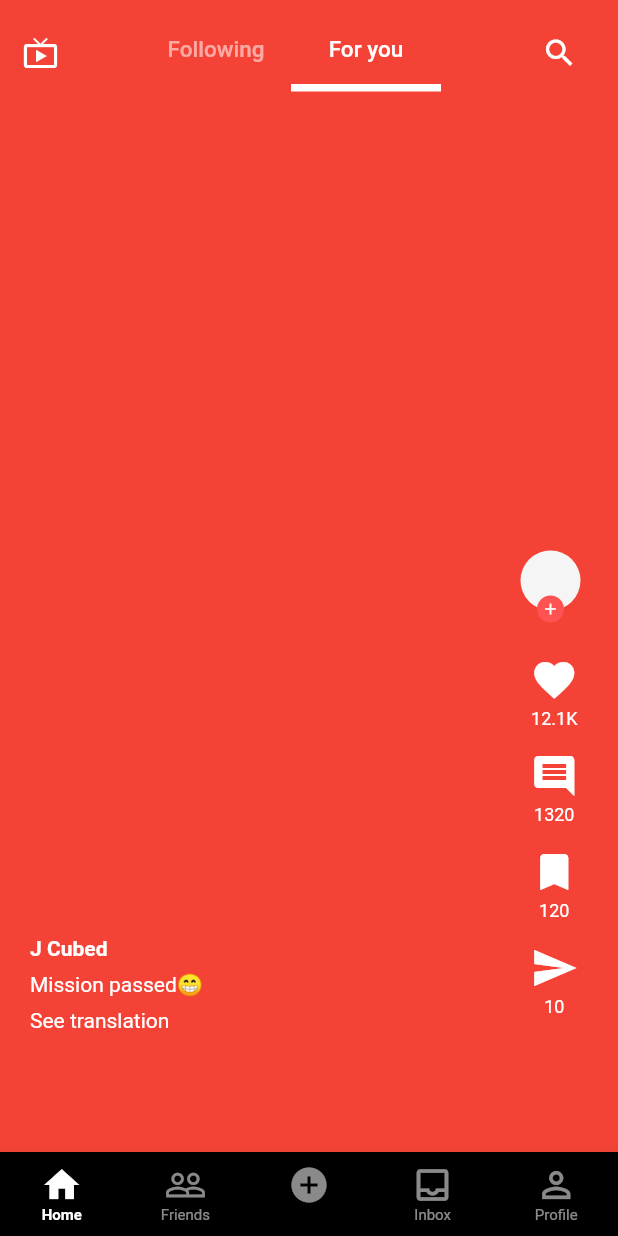
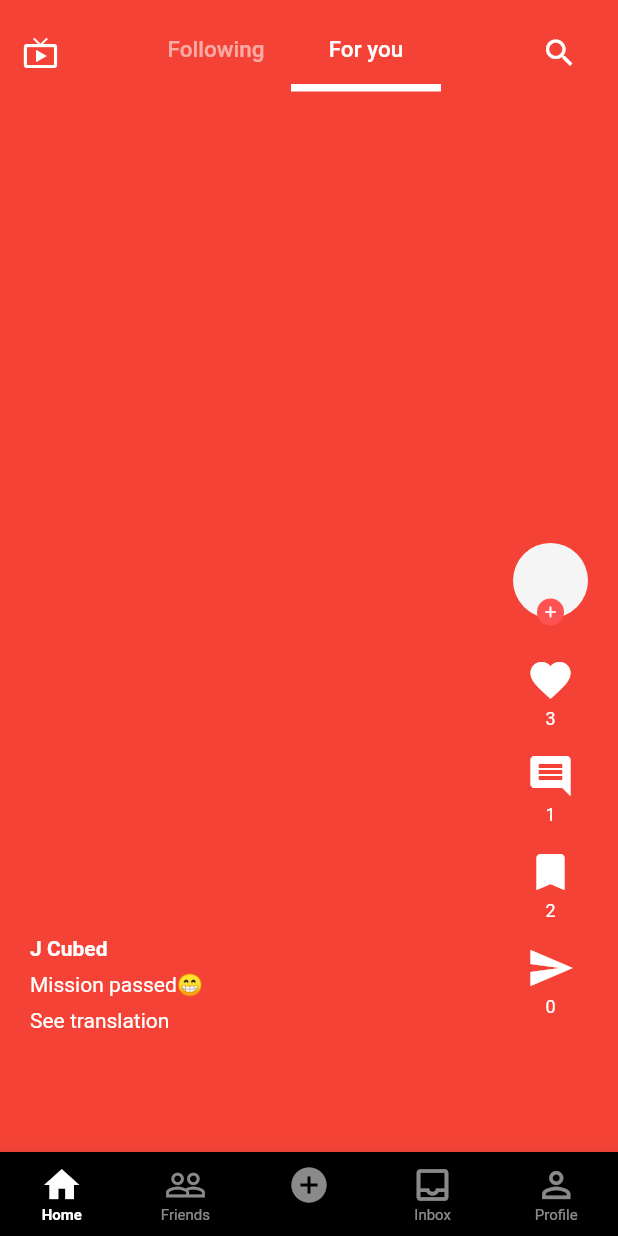
Before and after one commit to Temmycode/tiktok-layout, a Flutter app: the screen it shows after launch, on a phone screen of 412 x 824 dp. Run offline on Flutter 3.47's test engine with Material 2 defaults, Android fonts, the phone set to English and light mode, and no system bars; our stand-ins replace hooks_riverpod.

Commit message:
fixing interface

```diff
--- /dev/null
+++ b/lib/models/video_model.dart
@@ -0,0 +1,54 @@
+// import 'dart:html';
+
+class VideoModel {
+  bool like;
+  String title;
+  int id;
+  String profilePhoto;
+  String uid;
+  String creator;
+  DateTime dateCreated;
+  String description;
+  int noOfLikes;
+  int noOfComments;
+  int noOfSaves;
+  int noOfShares;
+
+  VideoModel({
+    required this.like,
+    required this.title,
+    required this.creator,
+    required this.dateCreated,
+    required this.description,
+    required this.noOfLikes,
+    required this.noOfComments,
+    required this.noOfSaves,
+    required this.noOfShares,
+    required this.profilePhoto,
+    required this.id,
+    required this.uid,
+  });
+}
+
+//   Map<String, dynamic> toJson() => {
+//       'uid' : uid,
+//       'id' : id,
+//        'like' : like,
+//       'profilePhoto' : profilePhoto,
+//         'title': title,
+//         'creator': creator,
+//         'dateCreated': dateCreated,
+//         'description': description,
+//         'noOfLikes': noOfLikes,
+//         'noOfComments': noOfComments,
+//         'noOfSaves': noOfSaves,
+//         'noOfShares': noOfShares,
+//       };
+// }
+
+// factory VideoModel.fromJson(DocumentSnapshot snap) {
+//   final snapshot = snap.docs() as Map<String, dynamic>;
+
+//   return VideoModel(title: snapshot['title'], creator: snapshot['creator'], dateCreated: snapshot['dateCreated'], description: snapshot['description'], noOfLikes: snapshot['noOfLikes'], noOfComments: snapshot['noOfComments'], noOfSaves: snapshot['noOfSaves'], noOfShares: snapshot['noOfShares'], profilePhoto: snapshot['profilePhoto'], id: snapshot['id'], uid: snapshot['uid'],);
+
+// }
--- /dev/null
+++ b/lib/providers/video_interaction_providers.dart
@@ -0,0 +1,13 @@
+import 'package:hooks_riverpod/hooks_riverpod.dart';
+
+final likeVideoProvider = StateProvider<bool>(
+  (ref) {
+    return false;
+  },
+);
+
+final saveVideoProvider = StateProvider<bool>(
+  (ref) {
+    return false;
+  },
+);
--- a/lib/utils/components/following.dart
+++ b/lib/utils/components/following.dart
@@ -11,6 +11,8 @@ class Following extends StatelessWidget {
 
   final int? noOfComments;
 
+  bool like;
+
   final int? noOfLikes;
 
   final int? noOfSaved;
@@ -18,8 +20,9 @@ class Following extends StatelessWidget {
   final int? noOfShared;
 
   final PageController controller;
-  const Following({
+  Following({
     super.key,
+    required this.like,
     required this.onPressed,
     required this.controller,
     this.onPressedFollow,
@@ -52,6 +55,7 @@ class Following extends StatelessWidget {
                 bottom: 80,
                 right: 20,
                 child: UserActionList(
+                  like: like,
                   onPressed: onPressed,
                   onPressedFollow: onPressedFollow,
                   noOfComments: noOfComments,
--- a/lib/utils/components/foryou_component.dart
+++ b/lib/utils/components/foryou_component.dart
@@ -1,34 +1,43 @@
 import 'package:flutter/material.dart';
+import 'package:hooks_riverpod/hooks_riverpod.dart';
+import 'package:tiktok/main.dart';
+import 'package:tiktok/models/video_model.dart';
+import 'package:tiktok/providers/video_interaction_providers.dart';
 import '../helpers.dart';
 import 'user_action_list.dart';
 import 'video_information.dart';
 
-class ForYou extends StatelessWidget {
+class ForYou extends StatefulWidget {
   final PageController controller;
   final VoidCallback? onPressedFollow;
   final VoidCallback? onPressed;
-  final int? noOfComments;
-  final int? noOfLikes;
-  final int? noOfSaved;
-  final int? noOfShared;
   const ForYou({
     super.key,
     required this.controller,
     required this.onPressed,
     this.onPressedFollow,
-    this.noOfComments,
-    this.noOfLikes,
-    this.noOfSaved,
-    this.noOfShared,
   });
 
   @override
+  State<ForYou> createState() => _ForYouState();
+}
+
+class _ForYouState extends State<ForYou> {
+  @override
   Widget build(BuildContext context) {
     //  a page view builder that returns a container that contains the whole screen
+    return FutureBuilder<Iterable<VideoModel>>(
+      future: getFuture(),
+      builder: (context, snapshot) {
+        var data = snapshot.data;
+        late var datalenght = data!.length;
+
+        if (snapshot.hasData) {
+          if (data!.isNotEmpty) {
             return PageView.builder(
-      controller: controller,
+              controller: widget.controller,
               scrollDirection: Axis.vertical,
-      itemCount: colors.length,
+              itemCount: datalenght,
               itemBuilder: (context, index) {
                 return Container(
                   color: colors[index],
@@ -46,13 +55,21 @@ class ForYou extends StatelessWidget {
                       Positioned(
                         bottom: 90,
                         right: 20,
-                child: UserActionList(
-                  onPressed: onPressed,
-                  onPressedFollow: onPressedFollow,
-                  noOfComments: noOfComments,
-                  noOfLikes: noOfLikes,
-                  noOfSaved: noOfSaved,
-                  noOfShared: noOfShared,
+                        child: Consumer(
+                          builder: (context, ref, _) {
+                            final isLiked = ref.watch(likeVideoProvider);
+                            // solve the like problem tomorrow morning
+                            return UserActionList(
+                              like: isLiked,
+                              onPressed: widget.onPressed,
+                              onPressedLike: () {},
+                              onPressedFollow: widget.onPressedFollow,
+                              noOfComments: data.elementAt(index).noOfComments,
+                              noOfLikes: data.elementAt(index).noOfLikes,
+                              noOfSaved: data.elementAt(index).noOfSaves,
+                              noOfShared: data.elementAt(index).noOfShares,
+                            );
+                          },
                         ),
                       ),
                     ],
@@ -60,5 +77,20 @@ class ForYou extends StatelessWidget {
                 );
               },
             );
+          } else {
+            return Container();
+          }
+        } else {
+          return Container(
+            width: 100,
+            height: 100,
+            alignment: Alignment.center,
+            child: const CircularProgressIndicator(
+              color: Colors.black,
+            ),
+          );
+        }
+      },
+    );
   }
 }
--- a/lib/utils/components/user_action_list.dart
+++ b/lib/utils/components/user_action_list.dart
@@ -1,21 +1,27 @@
 import 'package:flutter/material.dart';
+import 'package:hooks_riverpod/hooks_riverpod.dart';
+import 'package:tiktok/providers/video_interaction_providers.dart';
 import 'package:tiktok/utils/components/user_icon.dart';
 
 class UserActionList extends StatelessWidget {
   final VoidCallback? onPressedFollow;
   final VoidCallback? onPressed;
+  final VoidCallback? onPressedLike;
+  bool like;
   final int? noOfLikes;
   final int? noOfComments;
   final int? noOfSaved;
   final int? noOfShared;
-  const UserActionList({
+  UserActionList({
     super.key,
+    required this.like,
     this.onPressedFollow,
     this.onPressed,
     this.noOfLikes,
     this.noOfComments,
     this.noOfSaved,
     this.noOfShared,
+    this.onPressedLike,
   });
 
   @override
@@ -29,22 +35,28 @@ class UserActionList extends StatelessWidget {
         const SizedBox(
           height: 20,
         ),
-        Column(
+        Consumer(builder: (context, ref, _) {
+          // final isLiked = ref.watch(likeVideoProvider);
+          return Column(
             children: [
-            const Icon(
+              GestureDetector(
+                onTap: onPressedLike,
+                child: Icon(
                   Icons.favorite,
                   size: 32,
-              color: Colors.white,
+                  color: like == true ? Colors.red : Colors.white,
+                ),
               ),
               const SizedBox(
                 height: 3,
               ),
               Text(
-              '12.1K',
+                noOfLikes.toString(),
                 style: Theme.of(context).textTheme.labelMedium,
               ),
             ],
-        ),
+          );
+        }),
         const SizedBox(
           height: 15,
         ),
@@ -59,7 +71,7 @@ class UserActionList extends StatelessWidget {
               height: 3,
             ),
             Text(
-              '1320',
+              noOfComments.toString(),
               style: Theme.of(context).textTheme.labelMedium,
             ),
           ],
@@ -78,7 +90,7 @@ class UserActionList extends StatelessWidget {
               height: 3,
             ),
             Text(
-              '120',
+              noOfSaved.toString(),
               style: Theme.of(context).textTheme.labelMedium,
             ),
           ],
@@ -97,7 +109,7 @@ class UserActionList extends StatelessWidget {
               height: 3,
             ),
             Text(
-              '10',
+              noOfShared.toString(),
               style: Theme.of(context).textTheme.labelMedium,
             ),
           ],
--- a/lib/utils/components/user_icon.dart
+++ b/lib/utils/components/user_icon.dart
@@ -10,14 +10,18 @@ class UserIcon extends StatelessWidget {
   @override
   Widget build(BuildContext context) {
     return SizedBox(
-      height: 50,
-      width: 45,
+      height: 60,
+      width: 50,
       child: Stack(
         children: [
-          GestureDetector(onTap: onPressed, child: const CircleAvatar()),
+          GestureDetector(
+              onTap: onPressed,
+              child: const CircleAvatar(
+                radius: 30,
+              )),
           Positioned(
               right: 16,
-              bottom: 2,
+              bottom: 0,
               child: GestureDetector(
                 onTap: onFollowPressed,
                 child: Container(
--- a/lib/views/video_page.dart
+++ b/lib/views/video_page.dart
@@ -47,6 +47,7 @@ class _TikTokState extends State<TikTok> with TickerProviderStateMixin {
                 children: [
                   // following page
                   Following(
+                    like: false,
                     onPressed: () {
                       Navigator.of(context).push(
                         MaterialPageRoute(
@@ -59,6 +60,7 @@ class _TikTokState extends State<TikTok> with TickerProviderStateMixin {
                   // for you page
                   ForYou(
                       controller: _forYouPageController,
+                      onPressedFollow: () {},
                       onPressed: () {
                         Navigator.of(context).push(
                           MaterialPageRoute(
```
Also changed, not shown: lib/main.dart (+85 -1 lines), lib/utils/components/for_you.dart (+12 -9 lines), pubspec.yaml (+3 -4 lines), pubspec.lock. Lines whose indentation alone changed are shown as unchanged.
